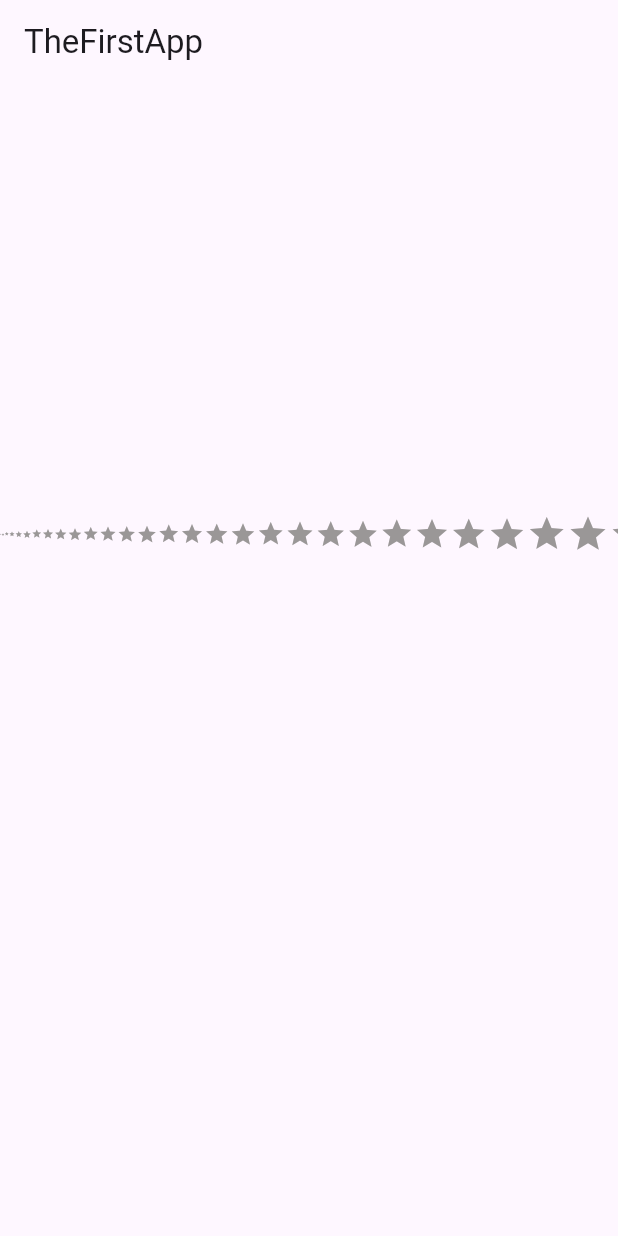
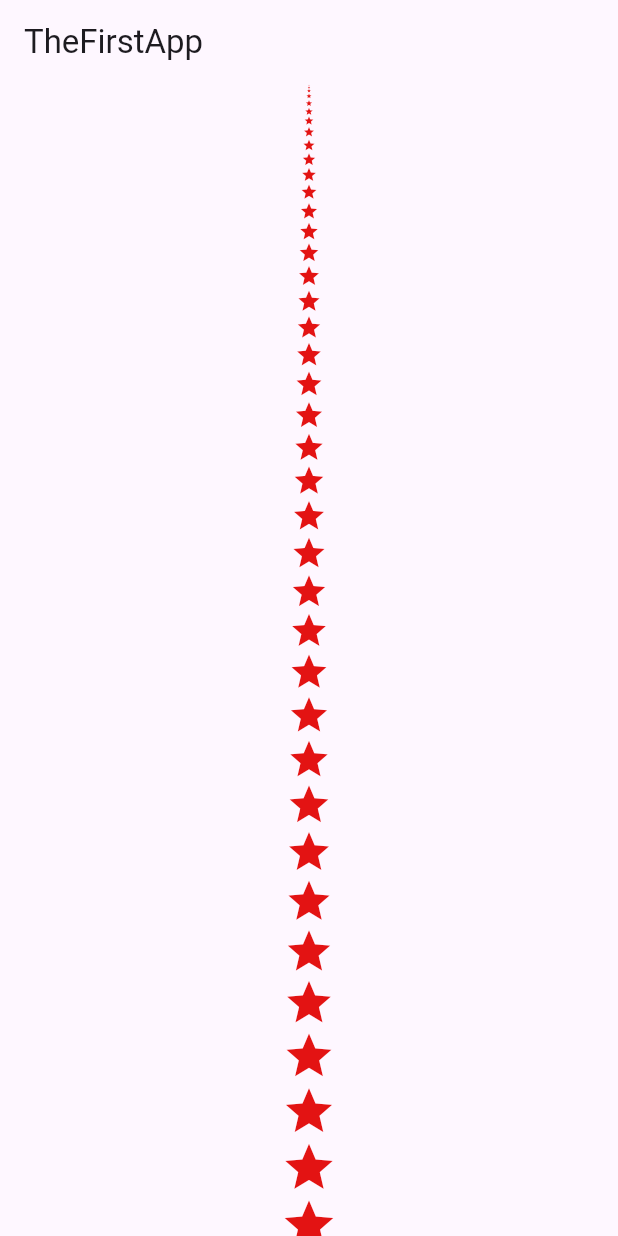
Before and after one commit to muhsina26/lab05, a Flutter app: the screen it shows after launch, on a phone screen of 412 x 824 dp. Run offline on Flutter 3.47's test engine with Material 3 defaults, Android fonts, the phone set to English and light mode, and no system bars.

Commit message:
scrollerview_Column

```diff
--- a/lib/main.dart
+++ b/lib/main.dart
@@ -23,18 +23,18 @@ class LabClass05 extends StatelessWidget {
             title: Text("TheFirstApp"),
           ),
           body: SingleChildScrollView(
-            scrollDirection: Axis.horizontal,
+            scrollDirection: Axis.vertical,
             child: Container(
-              height: 600,
-              // width: double.infinity,
-              child: Row(
+              //height: 600,
+               width: 600,
+              child: Column(
                 mainAxisAlignment: MainAxisAlignment.spaceEvenly,
                 crossAxisAlignment: CrossAxisAlignment.center,
                 children: List.generate(
                   100,
                   (index) => Icon(
                     Icons.star,
-                    color: const Color.fromARGB(255, 154, 151, 151),
+                    color: const Color.fromARGB(255, 227, 19, 19),
                     size: index.toDouble(),
                   ),
                 ),
```
